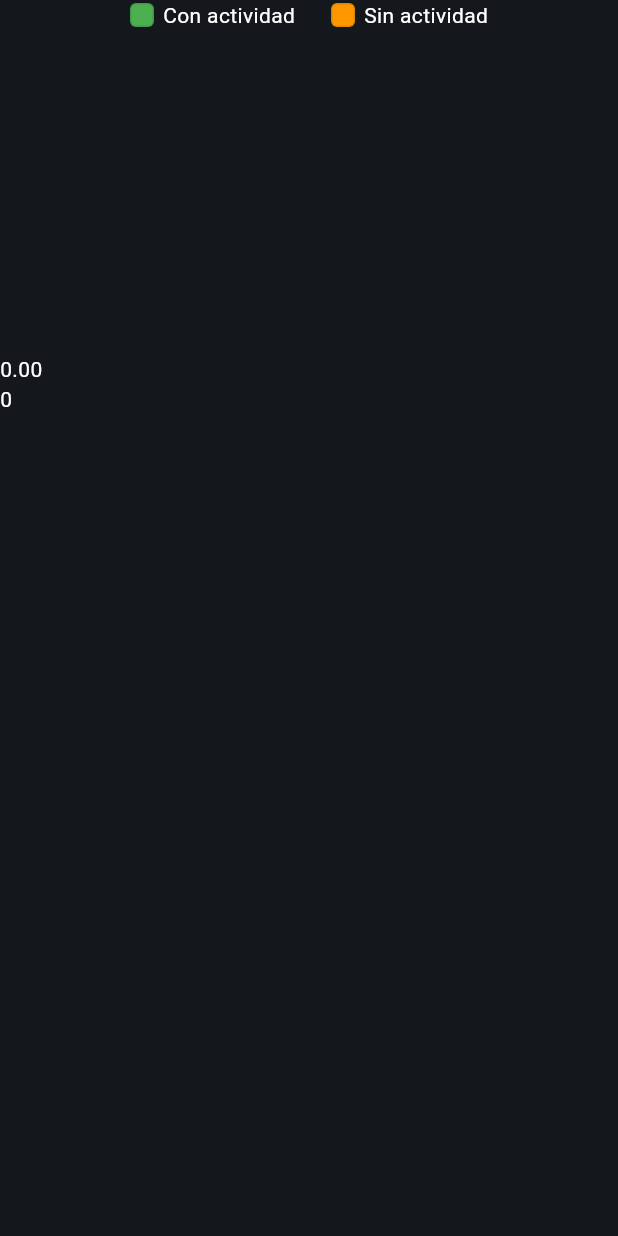
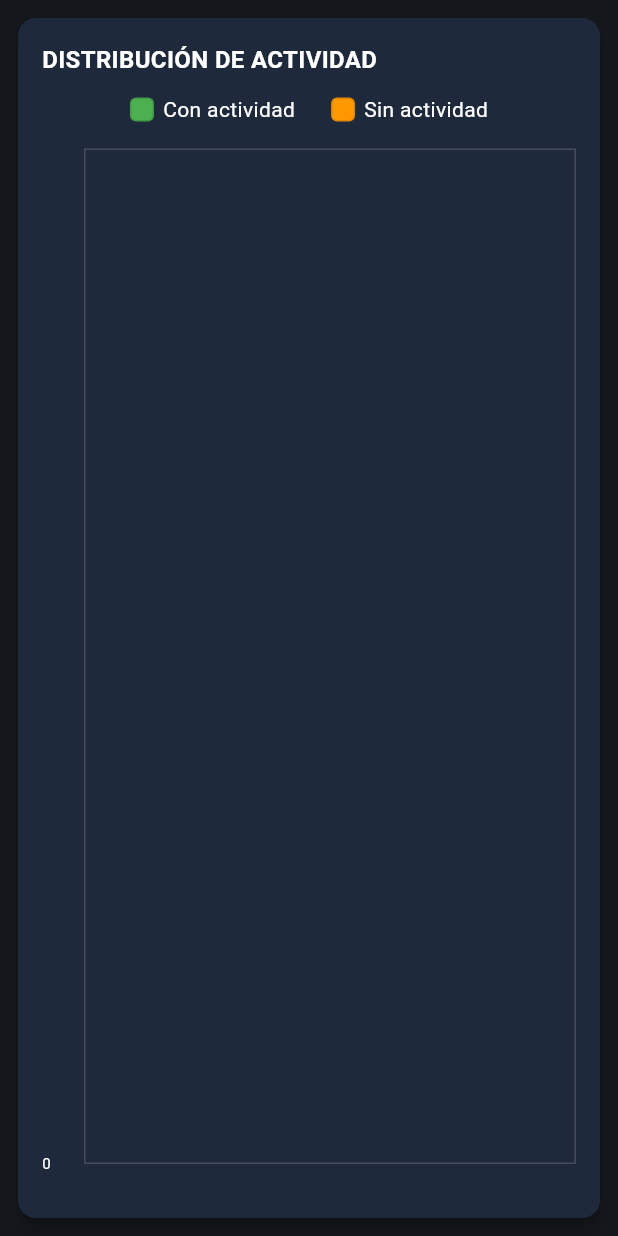
Before and after one commit to RenzoObregonw33/Repositorio-Dart, a Flutter app: the GraficoDistribucionActividad widget shown alone on an empty page, opened directly with empty values, on a phone screen of 412 x 824 dp. Run offline on Flutter 3.47's test engine with Material 3 defaults, Android fonts, the phone set to English and light mode, and no system bars; drawn by our look-alikes of fl_chart; our stand-ins replace shared_preferences, syncfusion_flutter_charts, syncfusion_flutter_gauges; missing offline and left inert: flutter_echarts; accounts and stored records are empty; network calls fail.

Commit message:
Rediseño de la aplicación completa, se hicieron muchas mejoras4

```diff
--- a/login/lib/widgets/grafico_distribucion_actividad.dart
+++ b/login/lib/widgets/grafico_distribucion_actividad.dart
@@ -22,69 +22,60 @@ class _GraficoDistribucionActividadState extends State<GraficoDistribucionActivi
     final anchoDisponible = MediaQuery.of(context).size.width - 40;
     final anchoBarra = cantidadDias <= 2 ? (anchoDisponible / cantidadDias * 0.4).clamp(20.0, 80.0) : 22.0;
 
-    return Column(
+    return Card(
+      elevation: 4,
+      margin: const EdgeInsets.all(12),
+      shape: RoundedRectangleBorder(
+        borderRadius: BorderRadius.circular(12),
+      ),
+      color: const Color(0xFF1E293B),
+      child: Padding(
+        padding: const EdgeInsets.all(16),
+        child: Column(
           crossAxisAlignment: CrossAxisAlignment.start,
           children: [
-        // 🟩🟧 Leyenda interactiva centrada (cambiado de Wrap a Row con MainAxisAlignment.center)
-        Padding(
+            // Título del gráfico
+            const Text(
+              'DISTRIBUCIÓN DE ACTIVIDAD',
+              style: TextStyle(
+                fontSize: 16,
+                fontWeight: FontWeight.bold,
+              ),
+            ),
+            const SizedBox(height: 12),
+
+            // Leyenda interactiva (ya centrada)
+            Center(
+              child: Padding(
                 padding: const EdgeInsets.only(bottom: 8.0),
-          child: Row(
-            mainAxisAlignment: MainAxisAlignment.center, // 👈 esto centra la leyenda horizontalmente
-            children: [
-              GestureDetector(
-                onTap: () {
-                  setState(() {
-                    mostrarConActividad = !mostrarConActividad;
-                  });
-                },
                 child: Row(
                   mainAxisSize: MainAxisSize.min,
                   children: [
-                    Container(
-                      width: 16,
-                      height: 16,
-                      decoration: BoxDecoration(
-                        color: mostrarConActividad ? Colors.green : Colors.grey[300],
-                        borderRadius: BorderRadius.circular(4),
-                        border: Border.all(color: Colors.black12),
+                    _buildToggleLegend(
+                      color: Colors.green,
+                      label: 'Con actividad',
+                      isActive: mostrarConActividad,
+                      onTap: () => setState(() => mostrarConActividad = !mostrarConActividad),
                     ),
-                    ),
-                    const SizedBox(width: 6),
-                    const Text('Con actividad'),
-                  ],
-                ),
-              ),
-              const SizedBox(width: 24), // espacio entre botones
-              GestureDetector(
-                onTap: () {
-                  setState(() {
-                    mostrarSinActividad = !mostrarSinActividad;
-                  });
-                },
-                child: Row(
-                  mainAxisSize: MainAxisSize.min,
-                  children: [
-                    Container(
-                      width: 16,
-                      height: 16,
-                      decoration: BoxDecoration(
-                        color: mostrarSinActividad ? Colors.orange : Colors.grey[300],
-                        borderRadius: BorderRadius.circular(4),
-                        border: Border.all(color: Colors.black12),
-                      ),
-                    ),
-                    const SizedBox(width: 6),
-                    const Text('Sin actividad'),
-                  ],
-                ),
+                    const SizedBox(width: 24),
+                    _buildToggleLegend(
+                      color: Colors.orange,
+                      label: 'Sin actividad',
+                      isActive: mostrarSinActividad,
+                      onTap: () => setState(() => mostrarSinActividad = !mostrarSinActividad),
                     ),
                   ],
                 ),
               ),
-        SizedBox(
-          height: 250,
+            ),
+
+            // Gráfico de barras con ajustes para centrado
+            Expanded(
+              child: Padding(
+                padding: const EdgeInsets.only(top: 8.0), // Ajuste fino de espacio superior
                 child: BarChart(
                   BarChartData(
+                    alignment: BarChartAlignment.center, // Cambiado a center para mejor centrado
                     barGroups: datos.asMap().entries.map((entry) {
                       final index = entry.key;
                       final dato = entry.value;
@@ -96,11 +87,19 @@ class _GraficoDistribucionActividadState extends State<GraficoDistribucionActivi
                       double inicio = 0;
 
                       if (mostrarConActividad) {
-                  rods.add(BarChartRodStackItem(inicio, inicio + dato.conActividad, Colors.green));
+                        rods.add(BarChartRodStackItem(
+                          inicio,
+                          inicio + dato.conActividad,
+                          Colors.green,
+                        ));
                         inicio += dato.conActividad;
                       }
                       if (mostrarSinActividad) {
-                  rods.add(BarChartRodStackItem(inicio, inicio + dato.sinActividad, Colors.orange));
+                        rods.add(BarChartRodStackItem(
+                          inicio,
+                          inicio + dato.sinActividad,
+                          Colors.orange,
+                        ));
                       }
 
                       return BarChartGroupData(
@@ -117,29 +116,38 @@ class _GraficoDistribucionActividadState extends State<GraficoDistribucionActivi
                     }).toList(),
                     titlesData: FlTitlesData(
                       leftTitles: AxisTitles(
-                  sideTitles: SideTitles(showTitles: true, reservedSize: 40),
+                        sideTitles: SideTitles(
+                          showTitles: true,
+                          reservedSize: 28, // Reducido para optimizar espacio
+                          getTitlesWidget: (value, meta) {
+                            return Text(
+                              value.toInt().toString(),
+                              style: const TextStyle(fontSize: 10), // Tamaño reducido
+                            );
+                          },
                         ),
-                rightTitles: AxisTitles(
-                  sideTitles: SideTitles(showTitles: false),
-                ),
-                topTitles: AxisTitles(
-                  sideTitles: SideTitles(showTitles: false),
                       ),
                       bottomTitles: AxisTitles(
                         sideTitles: SideTitles(
                           showTitles: true,
+                          reservedSize: 20, // Reducido para optimizar espacio
                           getTitlesWidget: (value, _) {
                             final index = value.toInt();
                             if (index >= 0 && index < datos.length) {
                               return Padding(
-                          padding: const EdgeInsets.only(top: 6.0),
-                          child: Text(datos[index].dia, style: const TextStyle(fontSize: 12)),
+                                padding: const EdgeInsets.only(top: 4.0), // Padding reducido
+                                child: Text(
+                                  datos[index].dia,
+                                  style: const TextStyle(fontSize: 10), // Tamaño reducido
+                                ),
                               );
                             }
                             return const SizedBox.shrink();
                           },
                         ),
                       ),
+                      rightTitles: AxisTitles(sideTitles: SideTitles(showTitles: false)),
+                      topTitles: AxisTitles(sideTitles: SideTitles(showTitles: false)),
                     ),
                     barTouchData: BarTouchData(
                       enabled: true,
@@ -156,12 +164,57 @@ class _GraficoDistribucionActividadState extends State<GraficoDistribucionActivi
                         },
                       ),
                     ),
-              gridData: FlGridData(show: false),
-              borderData: FlBorderData(show: false),
+                    gridData: FlGridData(
+                      show: true,
+                      drawVerticalLine: false,
+                      getDrawingHorizontalLine: (value) => FlLine(
+                        color: Colors.grey.withOpacity(0.3),
+                        strokeWidth: 1,
+                      ),
+                    ),
+                    borderData: FlBorderData(
+                      show: true,
+                      border: Border.all(color: Colors.grey.withOpacity(0.3)),
+                    ),
+                  ),
                 ),
               ),
             ),
           ],
+        ),
+      ),
+    );
+  }
+
+  Widget _buildToggleLegend({
+    required Color color,
+    required String label,
+    required bool isActive,
+    required VoidCallback onTap,
+  }) {
+    return GestureDetector(
+      onTap: onTap,
+      child: Row(
+        mainAxisSize: MainAxisSize.min,
+        children: [
+          Container(
+            width: 16,
+            height: 16,
+            decoration: BoxDecoration(
+              color: isActive ? color : Colors.grey[300],
+              borderRadius: BorderRadius.circular(4),
+              border: Border.all(color: Colors.black12),
+            ),
+          ),
+          const SizedBox(width: 6),
+          Text(
+            label,
+            style: TextStyle(
+              color: isActive ? Colors.white : Colors.grey,
+            ),
+          ),
+        ],
+      ),
     );
   }
 }
```
Also changed, not shown: login/lib/widgets/grafico_picos_actividad.dart (+14 -36 lines). Lines whose indentation alone changed are shown as unchanged.
